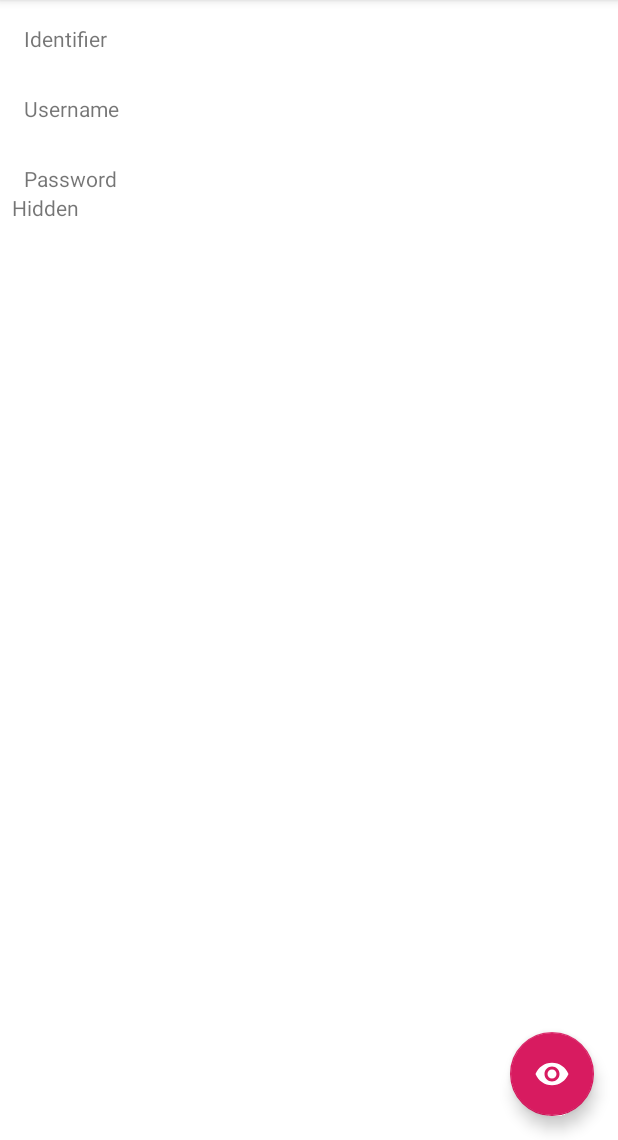
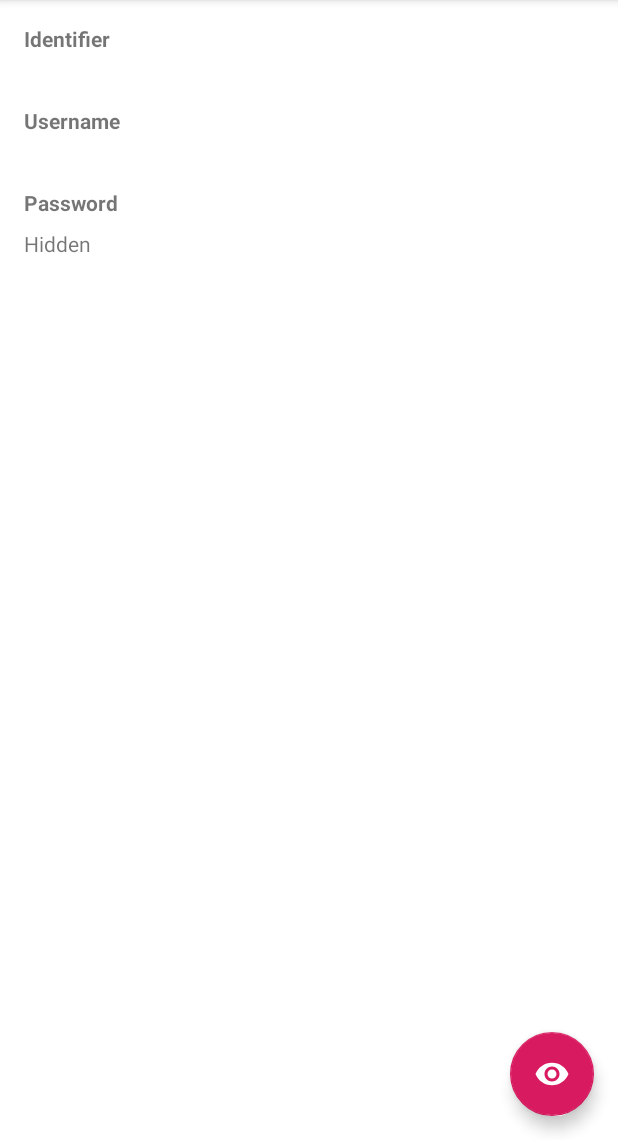
Before and after one commit to olmedocr-university/mobile-security, an Android app: the EditRecordActivity screen opened directly, with no data from a screen before it, on a phone screen of 412 x 824 dp, the part 96-1236 px from its top. Run offline under Robolectric (Android 15) with nearby library versions, the phone set to English and light mode, and no system bars.

Commit message:
fixed splash screen + minor changes in layout

```diff
--- a/P01/credhub/app/src/main/java/com/gonzalezolmedo/credhub/ImportActivity.java
+++ b/P01/credhub/app/src/main/java/com/gonzalezolmedo/credhub/ImportActivity.java
@@ -55,8 +55,6 @@ public class ImportActivity extends AppCompatActivity {
 
                 if (mRemoteCredential != null) {
                     Log.i(TAG, "onClick: imported credential " + mRemoteCredential.toString());
-                    Snackbar snackbar = Snackbar.make(findViewById(R.id.coordinator_layout), "Success!", Snackbar.LENGTH_SHORT);
-                    snackbar.show();
 
                     Intent intent = new Intent();
                     intent.putExtra("identifier", mRemoteCredential.getIdentifier());
--- a/P01/credhub/app/src/main/java/com/gonzalezolmedo/credhub/NewRecordActivity.java
+++ b/P01/credhub/app/src/main/java/com/gonzalezolmedo/credhub/NewRecordActivity.java
@@ -49,7 +49,6 @@ public class NewRecordActivity extends AppCompatActivity {
             return true;
         }
         return super.onOptionsItemSelected(item);
-
     }
 
     @Override
@@ -67,6 +66,8 @@ public class NewRecordActivity extends AppCompatActivity {
 
         final EditText editTextUsername = findViewById(R.id.edit_text_username);
         final EditText editTextPassword = findViewById(R.id.edit_text_password);
+
+        System.out.println(editTextPassword.getHighlightColor());
 
         credentialsDbHelper = new CredentialsDbHelper(this);
         final SQLiteDatabase database = credentialsDbHelper.getWritableDatabase();
--- a/P01/credhub/app/src/main/res/layout/activity_edit_record.xml
+++ b/P01/credhub/app/src/main/res/layout/activity_edit_record.xml
@@ -38,12 +38,14 @@
             android:layout_height="wrap_content"
             android:text="Identifier"
             android:layout_margin="8dp"
+            android:textStyle="bold"
             app:layout_constraintTop_toTopOf="parent"/>
 
         <TextView
             android:layout_width="match_parent"
             android:layout_height="wrap_content"
             android:id="@+id/text_view_identifier"
+            android:layout_margin="8dp"
             app:layout_constraintTop_toBottomOf="@id/text_view_identifier_label"/>
 
 
@@ -52,6 +54,7 @@
             android:layout_width="match_parent"
             android:layout_height="wrap_content"
             android:text="Username"
+            android:textStyle="bold"
             android:layout_margin="8dp"
             app:layout_constraintTop_toBottomOf="@id/text_view_identifier"/>
 
@@ -59,6 +62,7 @@
             android:layout_width="match_parent"
             android:layout_height="wrap_content"
             android:id="@+id/text_view_username"
+            android:layout_margin="8dp"
             app:layout_constraintTop_toBottomOf="@+id/text_view_username_label"/>
 
         <TextView
@@ -67,12 +71,14 @@
             android:layout_height="wrap_content"
             android:text="Password"
             android:layout_margin="8dp"
+            android:textStyle="bold"
             app:layout_constraintTop_toBottomOf="@id/text_view_username"/>
 
         <TextView
             android:layout_width="match_parent"
             android:layout_height="wrap_content"
             android:id="@+id/text_view_password"
+            android:layout_margin="8dp"
             app:layout_constraintTop_toBottomOf="@+id/text_view_password_label"/>
 
     </androidx.constraintlayout.widget.ConstraintLayout>
--- a/P01/credhub/app/src/main/res/layout/activity_main.xml
+++ b/P01/credhub/app/src/main/res/layout/activity_main.xml
@@ -5,6 +5,7 @@
     android:layout_width="match_parent"
     android:layout_height="match_parent"
     xmlns:app="http://schemas.android.com/apk/res-auto"
+    android:id="@+id/coordinator_layout"
     tools:context=".MainActivity">
 
         <com.google.android.material.appbar.AppBarLayout
--- a/P01/credhub/app/src/main/res/layout/activity_new_record.xml
+++ b/P01/credhub/app/src/main/res/layout/activity_new_record.xml
@@ -37,6 +37,7 @@
             android:layout_width="match_parent"
             android:layout_height="wrap_content"
             android:text="Identifier"
+            android:textStyle="bold"
             android:layout_margin="8dp"
             app:layout_constraintTop_toTopOf="parent"/>
 
@@ -44,6 +45,7 @@
             android:layout_width="match_parent"
             android:layout_height="wrap_content"
             android:id="@+id/spinner_installed_apps"
+            android:layout_margin="8dp"
             app:layout_constraintTop_toBottomOf="@id/text_view_identifier"/>
 
 
@@ -52,6 +54,7 @@
             android:layout_width="match_parent"
             android:layout_height="wrap_content"
             android:text="Username"
+            android:textStyle="bold"
             android:layout_margin="8dp"
             app:layout_constraintTop_toBottomOf="@id/spinner_installed_apps"/>
 
@@ -61,6 +64,7 @@
             android:hint="Username on the app"
             android:id="@+id/edit_text_username"
             android:inputType="text"
+            android:layout_margin="8dp"
             app:layout_constraintTop_toBottomOf="@+id/text_view_username"/>
 
         <TextView
@@ -68,6 +72,7 @@
             android:layout_width="match_parent"
             android:layout_height="wrap_content"
             android:text="Password"
+            android:textStyle="bold"
             android:layout_margin="8dp"
             app:layout_constraintTop_toBottomOf="@id/edit_text_username"/>
 
@@ -76,6 +81,7 @@
             android:layout_height="wrap_content"
             android:hint="Password on the app"
             android:id="@+id/edit_text_password"
+            android:layout_margin="8dp"
             android:inputType="textPassword"
             app:layout_constraintTop_toBottomOf="@+id/text_view_password"/>
 
--- a/P01/credhub/app/src/main/res/values/styles.xml
+++ b/P01/credhub/app/src/main/res/values/styles.xml
@@ -6,7 +6,7 @@
         <item name="colorPrimary">@color/colorPrimary</item>
         <item name="colorPrimaryDark">@color/colorPrimaryDark</item>
         <item name="colorAccent">@color/colorAccent</item>
-        <item name="android:windowBackground">@mipmap/splash_screen</item>
+<!--        <item name="android:windowBackground">@mipmap/splash_screen</item>-->
     </style>
 
     <style name="AppTheme.NoActionBar">
--- a/S01/SetiApp/app/src/main/AndroidManifest.xml
+++ b/S01/SetiApp/app/src/main/AndroidManifest.xml
@@ -29,7 +29,6 @@
             android:theme="@style/AppTheme.NoActionBar">
             <intent-filter>
                 <action android:name="android.intent.action.MAIN" />
-
                 <category android:name="android.intent.category.LAUNCHER" />
             </intent-filter>
         </activity>
```
Also changed, not shown: P01/credhub/app/src/main/AndroidManifest.xml (+12 -7 lines), P01/credhub/app/src/main/java/com/gonzalezolmedo/credhub/MainActivity.java (+6 -1 lines), P01/credhub/app/src/main/java/com/gonzalezolmedo/credhub/WelcomeActivity.java (added, +31 -0 lines), P01/credhub/app/src/main/res/layout/activity_welcome.xml (added, +10 -0 lines).
